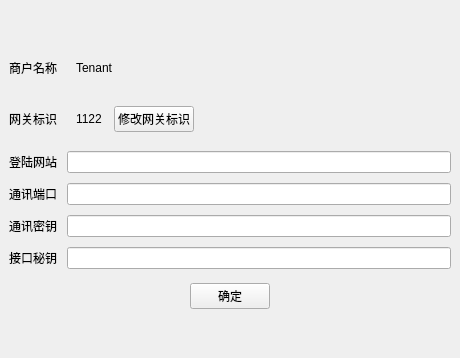
Old version of the form settingspage.ui in the repository wjh84329/gateway.
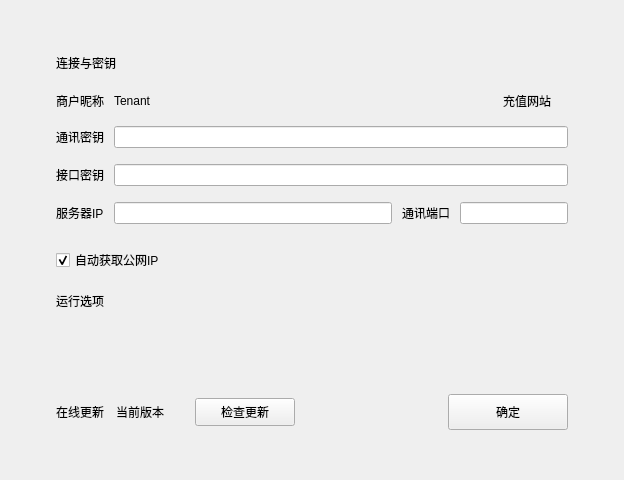
New version of the form.

Patch:
```diff
--- a/settingspage.ui
+++ b/settingspage.ui
@@ -3,52 +3,216 @@
  <class>SettingsPage</class>
  <widget class="QWidget" name="SettingsPage">
   <layout class="QVBoxLayout" name="pageLayout">
-   <property name="leftMargin"><number>0</number></property>
-   <property name="topMargin"><number>0</number></property>
-   <property name="rightMargin"><number>0</number></property>
-   <property name="bottomMargin"><number>0</number></property>
-   <item><spacer name="verticalSpacerTop"><property name="orientation"><enum>Qt::Vertical</enum></property><property name="sizeHint" stdset="0"><size><width>20</width><height>40</height></size></property></spacer></item>
-   <item alignment="Qt::AlignHCenter">
-    <widget class="QWidget" name="settingsContainer">
-     <property name="minimumSize"><size><width>460</width><height>0</height></size></property>
-     <property name="maximumSize"><size><width>460</width><height>16777215</height></size></property>
-     <layout class="QVBoxLayout" name="settingsContainerLayout">
-      <property name="spacing"><number>14</number></property>
-      <item>
-       <layout class="QGridLayout" name="settingsFormLayout">
-        <property name="horizontalSpacing"><number>10</number></property>
-        <property name="verticalSpacing"><number>10</number></property>
-        <item row="0" column="0"><widget class="QLabel" name="merchantNameLabel"><property name="text"><string>商户名称</string></property></widget></item>
-        <item row="0" column="1"><widget class="QWidget" name="merchantInfoWidget"><layout class="QHBoxLayout" name="merchantInfoLayout"><property name="spacing"><number>0</number></property><item><widget class="QLabel" name="merchantNameValue"><property name="text"><string>Tenant</string></property></widget></item><item><spacer name="horizontalSpacer"><property name="orientation"><enum>Qt::Horizontal</enum></property><property name="sizeHint" stdset="0"><size><width>40</width><height>20</height></size></property></spacer></item></layout></widget></item>
-        <item row="1" column="0"><widget class="QLabel" name="gatewayIdLabel"><property name="text"><string>网关标识</string></property></widget></item>
-        <item row="1" column="1"><widget class="QWidget" name="gatewayInfoWidget"><layout class="QHBoxLayout" name="gatewayInfoLayout"><property name="spacing"><number>12</number></property><item><widget class="QLabel" name="gatewayIdValue"><property name="text"><string>1122</string></property></widget></item><item><widget class="QPushButton" name="changeGatewayButton"><property name="text"><string>修改网关标识</string></property></widget></item><item><spacer name="horizontalSpacer_2"><property name="orientation"><enum>Qt::Horizontal</enum></property><property name="sizeHint" stdset="0"><size><width>40</width><height>20</height></size></property></spacer></item></layout></widget></item>
-        <item row="2" column="0"><widget class="QLabel" name="websiteLabel"><property name="text"><string>登陆网站</string></property></widget></item>
-        <item row="2" column="1"><widget class="QLineEdit" name="websiteEdit"/></item>
-        <item row="3" column="0"><widget class="QLabel" name="portLabel"><property name="text"><string>通讯端口</string></property></widget></item>
-        <item row="3" column="1"><widget class="QLineEdit" name="portEdit"/></item>
-        <item row="4" column="0"><widget class="QLabel" name="passwordLabel"><property name="text"><string>通讯密钥</string></property></widget></item>
-        <item row="4" column="1"><widget class="QLineEdit" name="passwordEdit"/></item>
-        <item row="5" column="0"><widget class="QLabel" name="apiKeyLabel"><property name="text"><string>接口秘钥</string></property></widget></item>
-        <item row="5" column="1"><widget class="QLineEdit" name="apiKeyEdit"/></item>
+   <property name="leftMargin"><number>32</number></property>
+   <property name="topMargin"><number>26</number></property>
+   <property name="rightMargin"><number>32</number></property>
+   <property name="bottomMargin"><number>26</number></property>
+   <property name="spacing"><number>0</number></property>
+   <item>
+    <layout class="QHBoxLayout" name="settingsOuterLayout">
+     <property name="spacing"><number>0</number></property>
+     <item>
+      <spacer name="horizontalSpacerLeft">
+       <property name="orientation"><enum>Qt::Horizontal</enum></property>
+       <property name="sizeHint" stdset="0"><size><width>0</width><height>20</height></size></property>
+       <property name="sizeType"><enum>QSizePolicy::Expanding</enum></property>
+      </spacer>
+     </item>
+     <item>
+       <widget class="QFrame" name="settingsCard">
+       <property name="frameShape"><enum>QFrame::NoFrame</enum></property>
+       <property name="minimumSize"><size><width>560</width><height>0</height></size></property>
+       <property name="maximumSize"><size><width>16777215</width><height>16777215</height></size></property>
+       <property name="sizePolicy">
+        <sizepolicy hsizetype="Expanding" vsizetype="Preferred">
+         <horstretch>1</horstretch>
+         <verstretch>0</verstretch>
+        </sizepolicy>
+       </property>
+       <layout class="QVBoxLayout" name="settingsCardLayout">
+        <property name="spacing"><number>20</number></property>
+        <property name="leftMargin"><number>24</number></property>
+        <property name="topMargin"><number>28</number></property>
+        <property name="rightMargin"><number>24</number></property>
+        <property name="bottomMargin"><number>24</number></property>
+        <item>
+         <widget class="QLabel" name="sectionNetworkLabel">
+          <property name="text"><string>连接与密钥</string></property>
+         </widget>
+        </item>
+        <item>
+         <layout class="QVBoxLayout" name="settingsFormLayout">
+          <property name="spacing"><number>16</number></property>
+          <property name="leftMargin"><number>0</number></property>
+          <property name="topMargin"><number>0</number></property>
+          <property name="rightMargin"><number>0</number></property>
+          <property name="bottomMargin"><number>0</number></property>
+          <item>
+           <layout class="QHBoxLayout" name="settingsRowMerchant">
+            <property name="spacing"><number>10</number></property>
+            <item>
+             <widget class="QLabel" name="merchantNameLabel"><property name="text"><string>商户昵称</string></property></widget>
+            </item>
+            <item>
+             <widget class="QLabel" name="merchantNameValue"><property name="text"><string>Tenant</string></property></widget>
+            </item>
+            <item>
+             <spacer name="settingsRowMerchantSpacer">
+              <property name="orientation"><enum>Qt::Horizontal</enum></property>
+              <property name="sizeHint" stdset="0"><size><width>24</width><height>1</height></size></property>
+              <property name="sizeType"><enum>QSizePolicy::MinimumExpanding</enum></property>
+             </spacer>
+            </item>
+            <item>
+             <widget class="QLabel" name="websiteLabel"><property name="text"><string>充值网站</string></property></widget>
+            </item>
+            <item>
+             <widget class="QLabel" name="websiteValue"><property name="text"><string/></property></widget>
+            </item>
+           </layout>
+          </item>
+          <item>
+           <layout class="QHBoxLayout" name="settingsRowPassword">
+            <property name="spacing"><number>10</number></property>
+            <item>
+             <widget class="QLabel" name="passwordLabel"><property name="text"><string>通讯密钥</string></property></widget>
+            </item>
+            <item>
+             <widget class="QLineEdit" name="passwordEdit"/>
+            </item>
+           </layout>
+          </item>
+          <item>
+           <layout class="QHBoxLayout" name="settingsRowApiKey">
+            <property name="spacing"><number>10</number></property>
+            <item>
+             <widget class="QLabel" name="apiKeyLabel"><property name="text"><string>接口密钥</string></property></widget>
+            </item>
+            <item>
+             <widget class="QLineEdit" name="apiKeyEdit"/>
+            </item>
+           </layout>
+          </item>
+          <item>
+           <layout class="QHBoxLayout" name="settingsRowIpPort">
+            <property name="spacing"><number>10</number></property>
+            <item>
+             <widget class="QLabel" name="gatewayIpLabel"><property name="text"><string>服务器IP</string></property></widget>
+            </item>
+            <item>
+             <widget class="QLineEdit" name="gatewayAdvertisedIpEdit">
+              <property name="sizePolicy">
+               <sizepolicy hsizetype="Expanding" vsizetype="Fixed">
+                <horstretch>1</horstretch>
+                <verstretch>0</verstretch>
+               </sizepolicy>
+              </property>
+             </widget>
+            </item>
+            <item>
+             <widget class="QLabel" name="portLabel"><property name="text"><string>通讯端口</string></property></widget>
+            </item>
+            <item>
+             <widget class="QLineEdit" name="portEdit">
+              <property name="minimumSize"><size><width>88</width><height>0</height></size></property>
+              <property name="maximumSize"><size><width>120</width><height>16777215</height></size></property>
+              <property name="sizePolicy">
+               <sizepolicy hsizetype="Fixed" vsizetype="Fixed">
+                <horstretch>0</horstretch>
+                <verstretch>0</verstretch>
+               </sizepolicy>
+              </property>
+             </widget>
+            </item>
+           </layout>
+          </item>
+          <item>
+           <widget class="QWidget" name="gatewayIpAutoRow">
+            <layout class="QVBoxLayout" name="gatewayIpAutoRowLayout">
+             <property name="leftMargin"><number>0</number></property>
+             <property name="topMargin"><number>8</number></property>
+             <property name="rightMargin"><number>0</number></property>
+             <property name="bottomMargin"><number>0</number></property>
+             <property name="spacing"><number>0</number></property>
+             <item>
+              <widget class="QCheckBox" name="gatewayAdvertisedIpAutoDetectCheckBox">
+               <property name="text"><string>自动获取公网IP</string></property>
+               <property name="checked"><bool>true</bool></property>
+              </widget>
+             </item>
+            </layout>
+           </widget>
+          </item>
+         </layout>
+        </item>
+        <item>
+         <widget class="QLabel" name="sectionFeaturesLabel">
+          <property name="text"><string>运行选项</string></property>
+         </widget>
+        </item>
+        <item>
+         <widget class="QFrame" name="settingsToggleArea">
+          <property name="frameShape"><enum>QFrame::NoFrame</enum></property>
+          <layout class="QGridLayout" name="settingsToggleAreaLayout">
+           <property name="horizontalSpacing"><number>32</number></property>
+           <property name="verticalSpacing"><number>18</number></property>
+           <property name="leftMargin"><number>16</number></property>
+           <property name="topMargin"><number>14</number></property>
+           <property name="rightMargin"><number>16</number></property>
+           <property name="bottomMargin"><number>14</number></property>
+           <property name="sizeConstraint"><enum>QLayout::SetMinimumSize</enum></property>
+          </layout>
+         </widget>
+        </item>
+        <item>
+         <layout class="QHBoxLayout" name="settingsFooterLayout">
+          <property name="spacing"><number>12</number></property>
+          <property name="topMargin"><number>16</number></property>
+          <property name="bottomMargin"><number>0</number></property>
+          <item>
+           <widget class="QLabel" name="sectionUpdateLabel">
+            <property name="text"><string>在线更新</string></property>
+           </widget>
+          </item>
+          <item>
+           <widget class="QLabel" name="currentVersionLabel"><property name="text"><string>当前版本</string></property></widget>
+          </item>
+          <item>
+           <widget class="QLabel" name="currentVersionValue"><property name="text"><string/></property></widget>
+          </item>
+          <item>
+           <widget class="QPushButton" name="checkUpdateButton">
+            <property name="text"><string>检查更新</string></property>
+            <property name="minimumSize"><size><width>100</width><height>28</height></size></property>
+           </widget>
+          </item>
+          <item>
+           <spacer name="footerBarSpacer">
+            <property name="orientation"><enum>Qt::Horizontal</enum></property>
+            <property name="sizeHint" stdset="0"><size><width>24</width><height>20</height></size></property>
+            <property name="sizeType"><enum>QSizePolicy::MinimumExpanding</enum></property>
+           </spacer>
+          </item>
+          <item>
+           <widget class="QPushButton" name="confirmSettingsButton">
+            <property name="text"><string>确定</string></property>
+            <property name="minimumSize"><size><width>120</width><height>36</height></size></property>
+           </widget>
+          </item>
+         </layout>
+        </item>
        </layout>
-      </item>
-      <item>
-       <layout class="QGridLayout" name="settingsOptionLayout">
-        <property name="horizontalSpacing"><number>48</number></property>
-        <property name="verticalSpacing"><number>16</number></property>
-       </layout>
-      </item>
-      <item>
-       <layout class="QHBoxLayout" name="confirmSettingsLayout">
-        <item><spacer name="horizontalSpacer_3"><property name="orientation"><enum>Qt::Horizontal</enum></property><property name="sizeHint" stdset="0"><size><width>40</width><height>20</height></size></property></spacer></item>
-        <item><widget class="QPushButton" name="confirmSettingsButton"><property name="text"><string>确定</string></property></widget></item>
-        <item><spacer name="horizontalSpacer_4"><property name="orientation"><enum>Qt::Horizontal</enum></property><property name="sizeHint" stdset="0"><size><width>40</width><height>20</height></size></property></spacer></item>
-       </layout>
-      </item>
-     </layout>
-    </widget>
+      </widget>
+     </item>
+     <item>
+      <spacer name="horizontalSpacerRight">
+       <property name="orientation"><enum>Qt::Horizontal</enum></property>
+       <property name="sizeHint" stdset="0"><size><width>0</width><height>20</height></size></property>
+       <property name="sizeType"><enum>QSizePolicy::Expanding</enum></property>
+      </spacer>
+     </item>
+    </layout>
    </item>
-   <item><spacer name="verticalSpacerBottom"><property name="orientation"><enum>Qt::Vertical</enum></property><property name="sizeHint" stdset="0"><size><width>20</width><height>40</height></size></property></spacer></item>
   </layout>
  </widget>
  <resources/>
```
